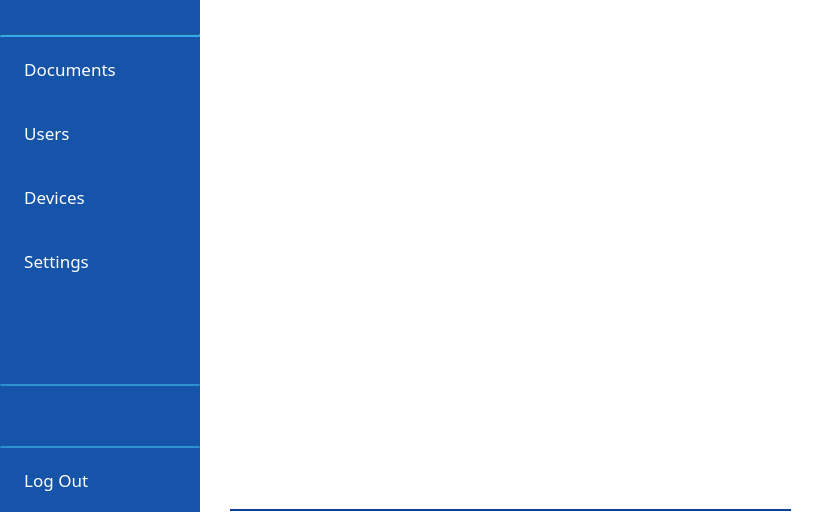
Qt form parsec/core/gui/forms/main_window.ui (Scille/parsec-cloud) before a commit.
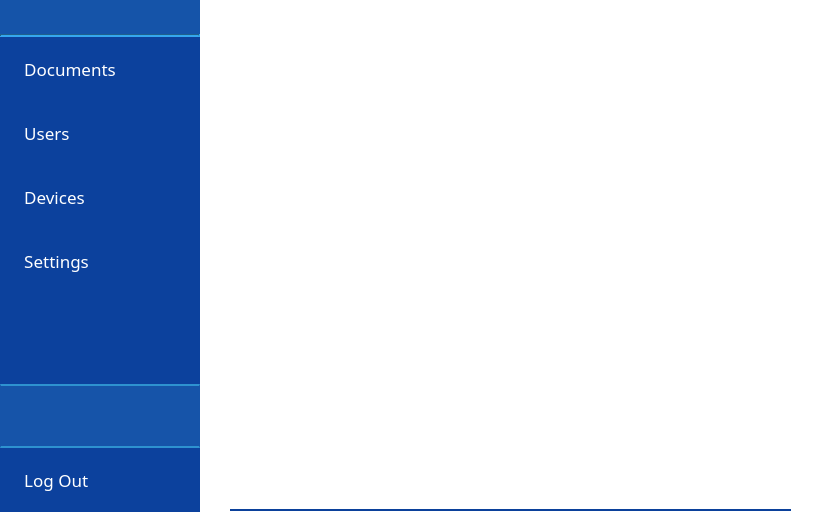
The same form after that commit. Icons and pictures are not drawn.

Commit message: [GUI] Fixed menu color

```diff
--- a/parsec/core/gui/forms/main_window.ui
+++ b/parsec/core/gui/forms/main_window.ui
@@ -102,13 +102,13 @@
          <property name="styleSheet">
           <string notr="true">QWidget#widget_menu
 {
-background-color: rgb(21, 84, 169);
+background-color: rgb(12, 65, 157);
 }
 
 QPushButton, QPushButton:pressed
 {
 color: rgb(255, 255, 255);
-background-color: rgb(21, 84, 169);
+background-color: rgb(12, 65, 157);
 text-align: left;
 padding-left: 10px;
 }
```
Left out of the diff: 5 changed lines with no effect on the pictures.
